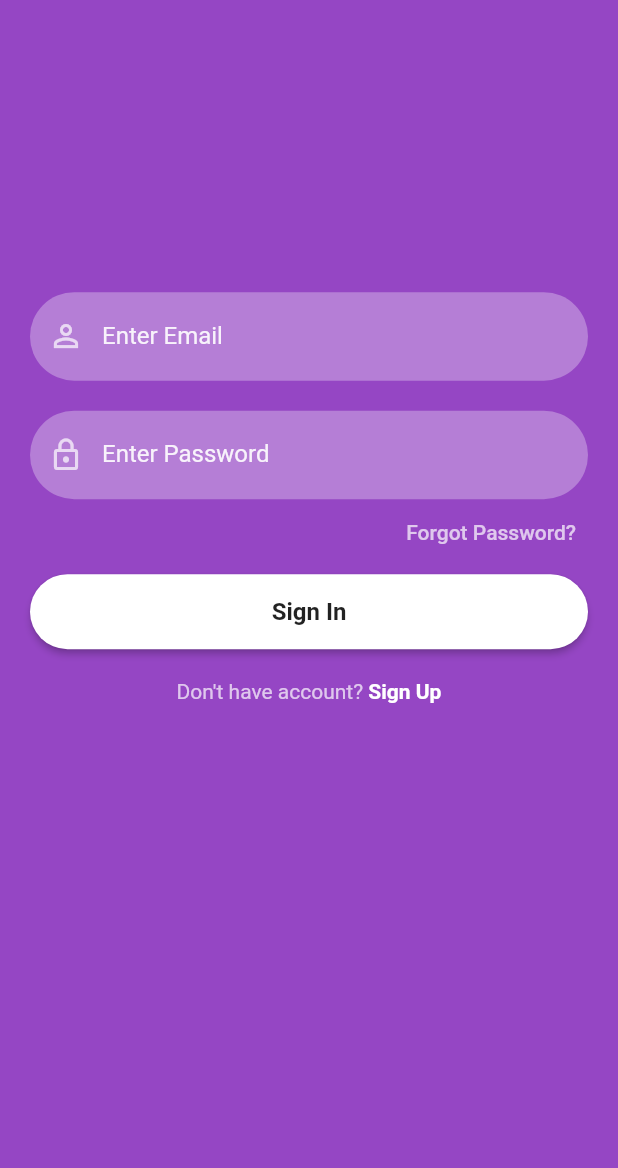
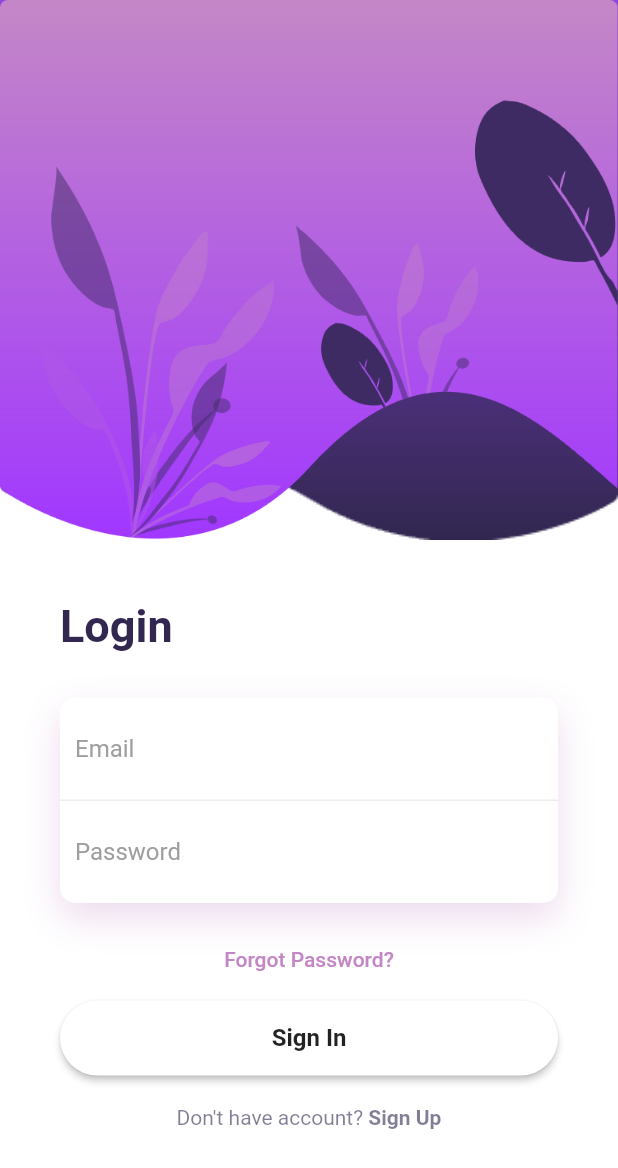
Before and after one commit to SEM6-Mini-Project/app, a Flutter app: the screen it shows after launch, on a phone screen of 412 x 824 dp. Shown: the top 1168 px of the screen. Run offline on Flutter 3.47's test engine with Material 2 defaults, Android fonts, the phone set to English and light mode, and no system bars; our stand-ins replace firebase_auth, firebase_core, firebase_database, hexcolor; accounts and stored records are empty.

Commit message:
Login page Ui is completed

```diff
--- a/lib/main.dart
+++ b/lib/main.dart
@@ -36,7 +36,7 @@ class MyApp extends StatelessWidget {
       theme: ThemeData(
         primarySwatch: Colors.blue,
       ),
-      home: const SignInScreen(),
+      home: SignInScreen(),
     );
   }
 }
--- a/lib/screens/sign_in_screen.dart
+++ b/lib/screens/sign_in_screen.dart
@@ -1,12 +1,10 @@
 import 'package:firebase_auth/firebase_auth.dart';
-import 'package:prediction/reusable_widgets/reusable_widget.dart';
-import 'package:prediction/screens/home.dart';
+import 'package:flutter/material.dart';
 import 'package:prediction/screens/reset_password.dart';
-import 'package:prediction/screens/sign_up_screen.dart';
-import 'package:prediction/utils/color_utils.dart';
-import 'package:flutter/material.dart';
 
-import 'package:prediction/screens/prediction.dart';
+import '../reusable_widgets/reusable_widget.dart';
+import 'home.dart';
+import 'sign_up_screen.dart';
 
 class SignInScreen extends StatefulWidget {
   const SignInScreen({Key? key}) : super(key: key);
@@ -21,30 +19,98 @@ class _SignInScreenState extends State<SignInScreen> {
 
   @override
   Widget build(BuildContext context) {
+    final width = MediaQuery.of(context).size.width;
     return Scaffold(
-      body: Container(
-        width: MediaQuery.of(context).size.width,
-        height: MediaQuery.of(context).size.height,
-        decoration: BoxDecoration(color: hexStringToColor("9546C4")),
-        child: SingleChildScrollView(
-          child: Padding(
-            padding: EdgeInsets.fromLTRB(
-                20, MediaQuery.of(context).size.height * 0.2, 20, 0),
+      backgroundColor: Colors.white,
+      body: SingleChildScrollView(
+        child: Column(
+          crossAxisAlignment: CrossAxisAlignment.start,
+          children: <Widget>[
+            Container(
+              height: 400,
+              child: Stack(
+                children: <Widget>[
+                  Positioned(
+                    top: -40,
+                    height: 400,
+                    width: width,
+                    child: Container(
+                      decoration: BoxDecoration(
+                          image: DecorationImage(
+                              image: AssetImage('assets/background.png'),
+                              fit: BoxFit.fill)),
+                    ),
+                  ),
+                  Positioned(
+                    height: 400,
+                    width: width + 20,
+                    child: Container(
+                      decoration: BoxDecoration(
+                          image: DecorationImage(
+                              image: AssetImage('assets/background-2.png'),
+                              fit: BoxFit.fill)),
+                    ),
+                  )
+                ],
+              ),
+            ),
+            Padding(
+              padding: EdgeInsets.symmetric(horizontal: 40),
+              child: Column(
+                crossAxisAlignment: CrossAxisAlignment.start,
+                children: <Widget>[
+                  Text(
+                    "Login",
+                    style: TextStyle(
+                        color: Color.fromRGBO(49, 39, 79, 1),
+                        fontWeight: FontWeight.bold,
+                        fontSize: 30),
+                  ),
+                  SizedBox(
+                    height: 30,
+                  ),
+                  Container(
+                    decoration: BoxDecoration(
+                        borderRadius: BorderRadius.circular(10),
+                        color: Colors.white,
+                        boxShadow: [
+                          BoxShadow(
+                            color: Color.fromRGBO(196, 135, 198, .3),
+                            blurRadius: 20,
+                            offset: Offset(0, 10),
+                          )
+                        ]),
                     child: Column(
                       children: <Widget>[
-                // logoWidget("assets/images/logo1.png"),
-                const SizedBox(
-                  height: 30,
+                        Container(
+                          padding: EdgeInsets.all(10),
+                          decoration: BoxDecoration(
+                              border: Border(
+                                  bottom:
+                                      BorderSide(color: Colors.grey.shade200))),
+                          child: TextField(
+                            controller: _emailTextController,
+                            decoration: InputDecoration(
+                                border: InputBorder.none,
+                                hintText: "Email",
+                                hintStyle: TextStyle(color: Colors.grey)),
                           ),
-                reusableTextField("Enter Email", Icons.person_outline, false,
-                    _emailTextController),
-                const SizedBox(
+                        ),
+                        Container(
+                          padding: EdgeInsets.all(10),
+                          child: TextField(
+                            controller: _passwordTextController,
+                            decoration: InputDecoration(
+                                border: InputBorder.none,
+                                hintText: "Password",
+                                hintStyle: TextStyle(color: Colors.grey)),
+                          ),
+                        )
+                      ],
+                    ),
+                  ),
+                  SizedBox(
                     height: 20,
-                ),
-                reusableTextField("Enter Password", Icons.lock_outline, true,
-                    _passwordTextController),
-                const SizedBox(
-                  height: 5,
                   ),
                   forgetPassword(context),
                   firebaseUIButton(context, "Sign In", () {
@@ -53,16 +119,19 @@ class _SignInScreenState extends State<SignInScreen> {
                             email: _emailTextController.text,
                             password: _passwordTextController.text)
                         .then((value) {
-                    Navigator.push(context,
-                        MaterialPageRoute(builder: (context) => HomeScreen()));
+                      Navigator.push(
+                          context,
+                          MaterialPageRoute(
+                              builder: (context) => HomeScreen()));
                     }).onError((error, stackTrace) {
                       print("Error ${error.toString()}");
                     });
                   }),
-                signUpOption()
+                  signUpOption(),
                 ],
               ),
-          ),
+            )
+          ],
         ),
       ),
     );
@@ -73,7 +142,7 @@ class _SignInScreenState extends State<SignInScreen> {
       mainAxisAlignment: MainAxisAlignment.center,
       children: [
         const Text("Don't have account?",
-            style: TextStyle(color: Colors.white70)),
+            style: TextStyle(color: Color.fromRGBO(49, 39, 79, .6))),
         GestureDetector(
           onTap: () {
             Navigator.push(context,
@@ -81,7 +150,9 @@ class _SignInScreenState extends State<SignInScreen> {
           },
           child: const Text(
             " Sign Up",
-            style: TextStyle(color: Colors.white, fontWeight: FontWeight.bold),
+            style: TextStyle(
+                color: Color.fromRGBO(49, 39, 79, .6),
+                fontWeight: FontWeight.bold),
           ),
         )
       ],
@@ -92,11 +163,11 @@ class _SignInScreenState extends State<SignInScreen> {
     return Container(
       width: MediaQuery.of(context).size.width,
       height: 35,
-      alignment: Alignment.bottomRight,
+      alignment: Alignment.center,
       child: TextButton(
         child: const Text(
           "Forgot Password?",
-          style: TextStyle(color: Colors.white70),
+          style: TextStyle(color: Color.fromRGBO(196, 135, 198, 1)),
           textAlign: TextAlign.right,
         ),
         onPressed: () => Navigator.push(
--- a/pubspec.yaml
+++ b/pubspec.yaml
@@ -56,7 +56,6 @@ dev_dependencies:
 firebase_core: ^1.7.0
 firebase_database: ^8.0.0
 
-
 # For information on the generic Dart part of this file, see the
 # following page: https://dart.dev/tools/pub/pubspec
 
@@ -68,7 +67,8 @@ flutter:
   uses-material-design: true
 
   # To add assets to your application, add an assets section, like this:
-  # assets:
+  assets:
+    - assets/
   #   - images/a_dot_burr.jpeg
   #   - images/a_dot_ham.jpeg
 
```
Also changed, not shown: assets/background-2.png (added), assets/background.png (added). Lines whose indentation alone changed are shown as unchanged.
